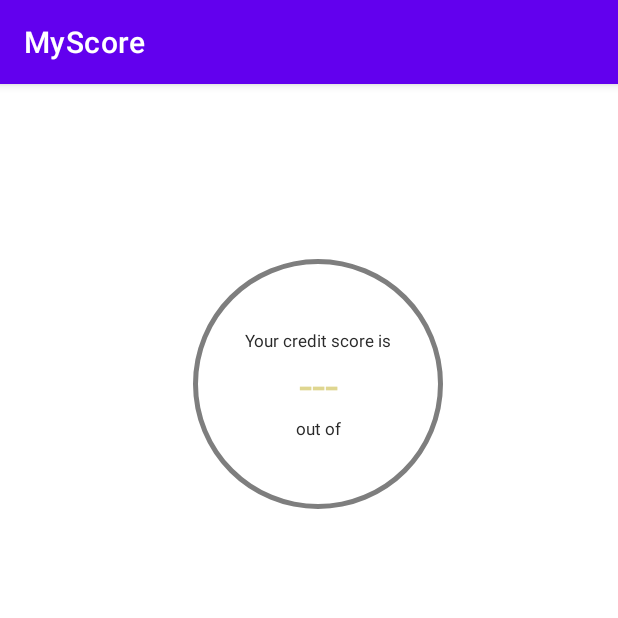
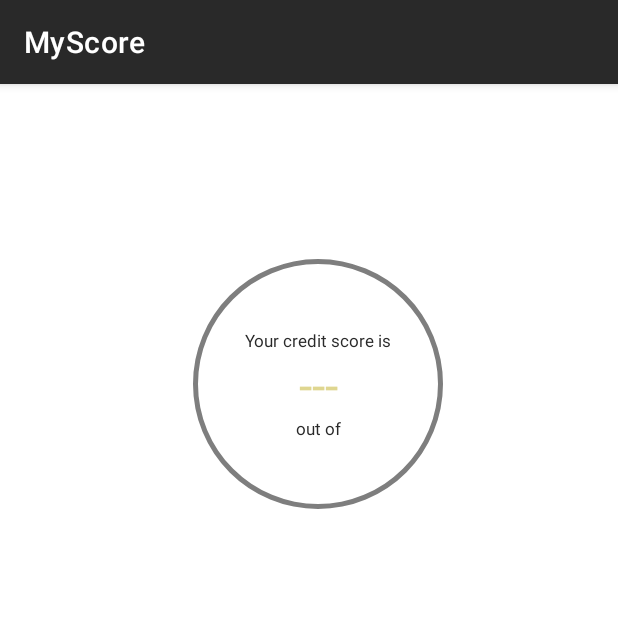
Before and after one commit to hdrrocha/MyScore, an Android app: the screen it shows after launch (ScoreHomeActivity), on a phone screen of 412 x 824 dp, the top half of it. Run offline under Robolectric (Android 15) with nearby library versions, the phone set to English and light mode, and no system bars; our stand-ins replace data binding; libraries missing offline, so code that uses them is left out: com.itkacher.okhttpprofiler, com.jakewharton.retrofit2; 9 statements that could not run were skipped.

Commit message:
Changed toolbar color

```diff
--- a/app/src/main/res/values/themes.xml
+++ b/app/src/main/res/values/themes.xml
@@ -2,12 +2,12 @@
     <!-- Base application theme. -->
     <style name="Theme.MyScore" parent="Theme.MaterialComponents.DayNight.DarkActionBar">
         <!-- Primary brand color. -->
-        <item name="colorPrimary">@color/purple_500</item>
-        <item name="colorPrimaryVariant">@color/purple_700</item>
+        <item name="colorPrimary">@color/neutral16</item>
+        <item name="colorPrimaryVariant">@color/black</item>
         <item name="colorOnPrimary">@color/white</item>
         <!-- Secondary brand color. -->
-        <item name="colorSecondary">@color/teal_200</item>
-        <item name="colorSecondaryVariant">@color/teal_700</item>
+        <item name="colorSecondary">@color/neutral88Opacity</item>
+        <item name="colorSecondaryVariant">@color/neutral48</item>
         <item name="colorOnSecondary">@color/black</item>
         <!-- Status bar color. -->
         <item name="android:statusBarColor" tools:targetApi="l">?attr/colorPrimaryVariant</item>
```
